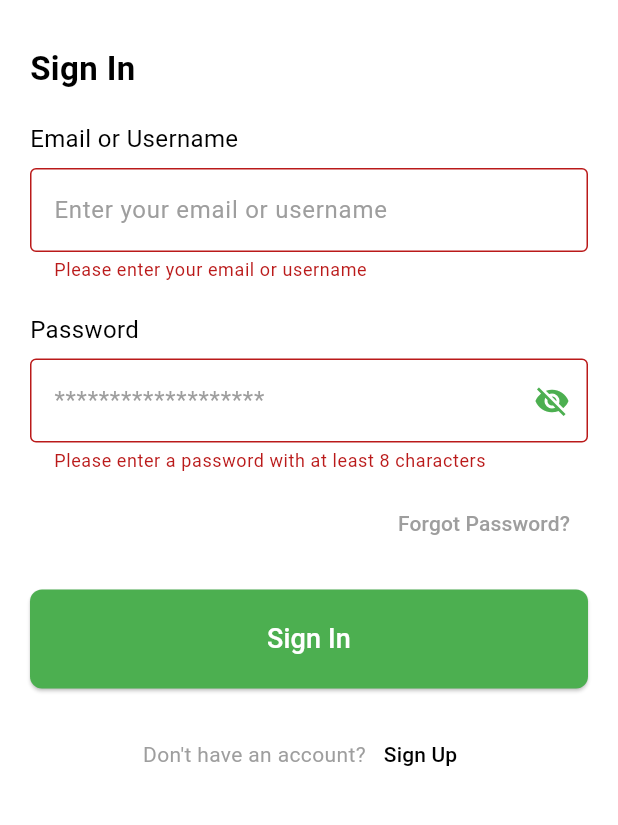
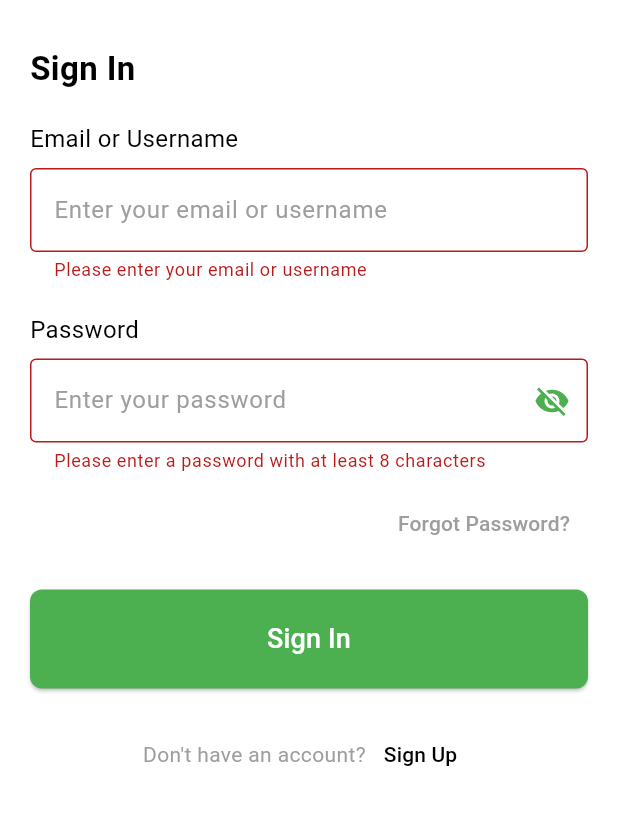
Before and after one commit to bsc-com-29-19/mentora, a Flutter app: the SignUpScreen screen opened directly, after a tap on "Sign Up", after a tap on "Login", after a tap on "Sign In", on a phone screen of 412 x 824 dp, the part 81-906 px from its top. Run offline on Flutter 3.47's test engine with Material 3 defaults, Android fonts, the phone set to English and light mode, and no system bars; our stand-ins replace get, logger, percent_indicator, shared_preferences, smooth_page_indicator; accounts and stored records are empty.

Commit message:
auth : bug-fix on login credentials,modified the ui,added hinttext

```diff
--- a/lib/auth/screens/signin_screen.dart
+++ b/lib/auth/screens/signin_screen.dart
@@ -70,11 +70,13 @@ class _SigninScreenState extends State<SigninScreen> {
                     ),
                     const SizedBox(height: 8),
                     TextFormField(
-                      controller: loginController.emailOrUsernameController,
+                      controller: loginController.emailorusernameController,
                       style: const TextStyle(color: Colors.black),
-                      cursorColor: Colors.black,  // Set cursor color to black
+                      cursorColor: Colors.black, // Set cursor color to black
                       decoration: InputDecoration(
-                        labelText: 'Enter your email or username',
+                        hintText: 'Enter your email or username',
+                        hintStyle: const TextStyle(color: Colors.grey),
+                        // labelText: 'Enter your email or username',
                         labelStyle: const TextStyle(color: Colors.grey),
                         border: const OutlineInputBorder(),
                         focusedBorder: const OutlineInputBorder(
@@ -99,9 +101,11 @@ class _SigninScreenState extends State<SigninScreen> {
                       controller: loginController.passwordController,
                       obscureText: !_isPasswordVisible,
                       style: const TextStyle(color: Colors.black),
-                      cursorColor: Colors.black,  // Set cursor color to black
+                      cursorColor: Colors.black, // Set cursor color to black
                       decoration: InputDecoration(
-                        labelText: '*******************',
+                        // labelText: '*******************',
+                        hintText: 'Enter your password',
+                        hintStyle: const TextStyle(color: Colors.grey),
                         labelStyle: const TextStyle(color: Colors.grey),
                         border: const OutlineInputBorder(),
                         focusedBorder: const OutlineInputBorder(
@@ -109,7 +113,9 @@ class _SigninScreenState extends State<SigninScreen> {
                         ),
                         suffixIcon: IconButton(
                           icon: Icon(
-                            _isPasswordVisible ? Icons.visibility : Icons.visibility_off,
+                            _isPasswordVisible
+                                ? Icons.visibility
+                                : Icons.visibility_off,
                             color: Colors.green,
                           ),
                           onPressed: () {
@@ -120,7 +126,9 @@ class _SigninScreenState extends State<SigninScreen> {
                         ),
                       ),
                       validator: (value) {
-                        if (value == null || value.isEmpty || value.length < 8) {
+                        if (value == null ||
+                            value.isEmpty ||
+                            value.length < 8) {
                           return 'Please enter a password with at least 8 characters';
                         }
                         return null;
@@ -146,10 +154,7 @@ class _SigninScreenState extends State<SigninScreen> {
                       onPressed: () {
                         if (_formKey.currentState!.validate()) {
                           _formKey.currentState!.save();
-                          loginController.loginUser(
-                            emailOrUsername: _emailOrUsername,
-                            password: _password,
-                          );
+                          loginController.loginUser();
                         }
                       },
                     ),
--- a/lib/auth/viewmodels/signin_view_model.dart
+++ b/lib/auth/viewmodels/signin_view_model.dart
@@ -11,17 +11,13 @@ import 'package:http/http.dart' as http;
 class LoginController extends GetxController {
   // TextEditingController emailController = TextEditingController();
   TextEditingController passwordController = TextEditingController();
-  TextEditingController usernameController = TextEditingController();
+  TextEditingController emailorusernameController = TextEditingController();
 
   final logger = Logger();
 
   final Future<SharedPreferences> _prefs = SharedPreferences.getInstance();
 
-  get emailController => null;
-
-  get emailOrUsernameController => null;
-
-  Future<void> loginUser({required String emailOrUsername, required String password}) async {
+  Future<void> loginUser() async {
     try {
       var headers = {'Content-Type': 'application/json'};
       var url = Uri.parse(
@@ -32,7 +28,7 @@ class LoginController extends GetxController {
 
       Map body = {
         // "email": emailController.text,
-        "username": usernameController.text,
+        "usernameoremail": emailorusernameController.text,
         "password": passwordController.text
       };
 
@@ -61,7 +57,7 @@ class LoginController extends GetxController {
         await prefs.setString('username', username);
 
         // emailController.clear();
-        usernameController.clear();
+        emailorusernameController.clear();
         passwordController.clear();
 
         // Handle success Login
--- a/lib/auth/widgets/signup_form.dart
+++ b/lib/auth/widgets/signup_form.dart
@@ -17,7 +17,8 @@ class SignupForm extends StatefulWidget {
 }
 
 class _SignupFormState extends State<SignupForm> {
-  final RegistrationController registrationController = Get.put(RegistrationController());
+  final RegistrationController registrationController =
+      Get.put(RegistrationController());
 
   String _fullName = '';
   String _username = '';
@@ -30,7 +31,8 @@ class _SignupFormState extends State<SignupForm> {
     return Form(
       key: widget.formKey,
       child: Column(
-        crossAxisAlignment: CrossAxisAlignment.start, // Align labels to the left
+        crossAxisAlignment:
+            CrossAxisAlignment.start, // Align labels to the left
         children: [
           // Full Name label and field
           const Text(
@@ -40,9 +42,11 @@ class _SignupFormState extends State<SignupForm> {
           const SizedBox(height: 8),
           TextFormField(
             style: const TextStyle(color: Colors.black),
-            cursorColor: Colors.black,  // Set cursor color to black
+            cursorColor: Colors.black, // Set cursor color to black
             decoration: InputDecoration(
-              labelText: 'Enter your full name',
+              // labelText: 'Enter your full name',
+              hintText: 'Enter your full name',
+              hintStyle: const TextStyle(color: Colors.grey),
               labelStyle: const TextStyle(color: Colors.grey),
               border: const OutlineInputBorder(),
               focusedBorder: const OutlineInputBorder(
@@ -68,9 +72,11 @@ class _SignupFormState extends State<SignupForm> {
           TextFormField(
             controller: registrationController.usernameController,
             style: const TextStyle(color: Colors.black),
-            cursorColor: Colors.black,  // Set cursor color to black
+            cursorColor: Colors.black, // Set cursor color to black
             decoration: InputDecoration(
-              labelText: 'Enter unique username',
+              // labelText: 'Enter unique username',
+              hintText: 'Enter unique username',
+              hintStyle: const TextStyle(color: Colors.grey),
               labelStyle: const TextStyle(color: Colors.grey),
               border: const OutlineInputBorder(),
               focusedBorder: const OutlineInputBorder(
@@ -96,9 +102,11 @@ class _SignupFormState extends State<SignupForm> {
           TextFormField(
             controller: registrationController.emailController,
             style: const TextStyle(color: Colors.black),
-            cursorColor: Colors.black,  // Set cursor color to black
+            cursorColor: Colors.black, // Set cursor color to black
             decoration: InputDecoration(
-              labelText: 'Enter your email address',
+              // labelText: 'Enter your email address',
+              hintText: 'Enter your email address',
+              hintStyle: const TextStyle(color: Colors.grey),
               labelStyle: const TextStyle(color: Colors.grey),
               border: const OutlineInputBorder(),
               focusedBorder: const OutlineInputBorder(
@@ -124,10 +132,12 @@ class _SignupFormState extends State<SignupForm> {
           TextFormField(
             controller: registrationController.passwordController,
             style: const TextStyle(color: Colors.black),
-            cursorColor: Colors.black,  // Set cursor color to black
+            cursorColor: Colors.black, // Set cursor color to black
             obscureText: !_isPasswordVisible, // Toggle password visibility
             decoration: InputDecoration(
-              labelText: '********************',
+              // labelText: '********************',
+              hintText: "Enter your secure password",
+              hintStyle: const TextStyle(color: Colors.grey),
               labelStyle: const TextStyle(color: Colors.grey),
               border: const OutlineInputBorder(),
               focusedBorder: const OutlineInputBorder(
```
